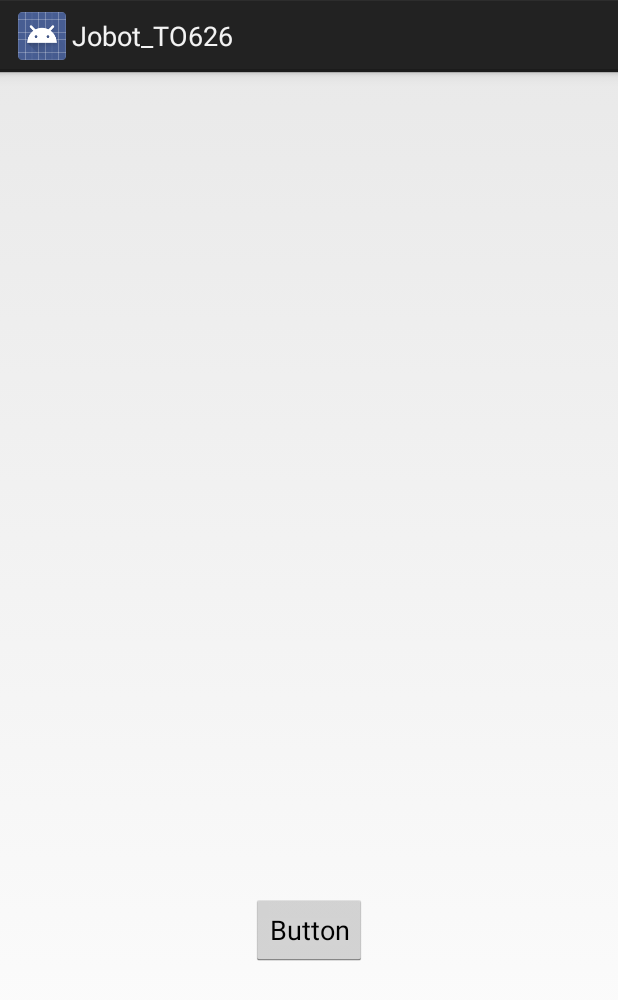
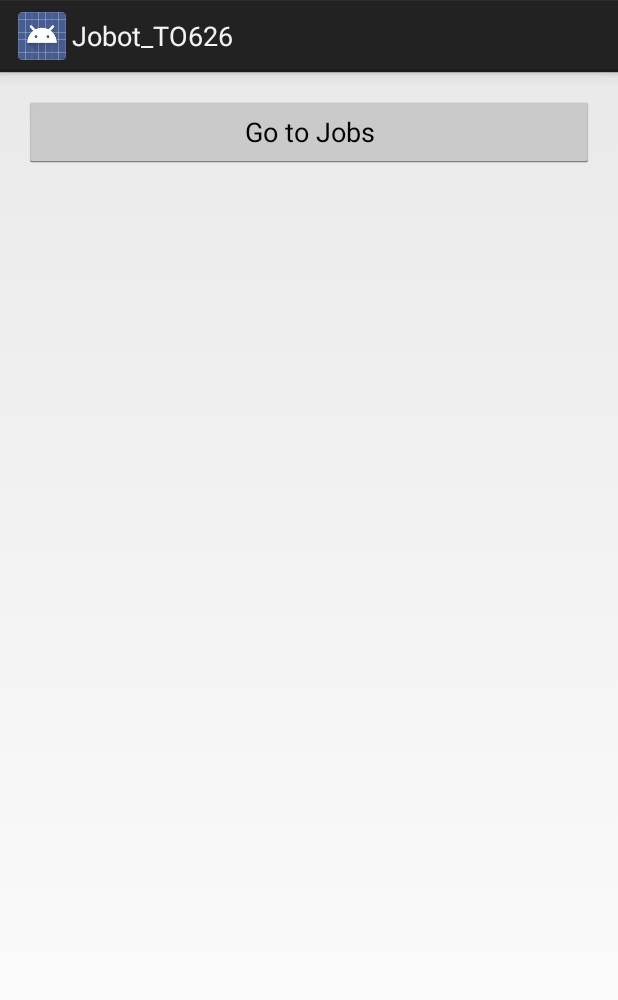
Before and after one commit to LeoSanada/Jobot_TO626, an Android app: the layout activity_assessment.xml on its own in the app's theme, with its tools: preview values and no code run, on a phone screen of 412 x 824 dp. Shown: the top 1000 px of the screen. Run offline under Robolectric (Android 15) with nearby library versions, the phone set to English and light mode, and no system bars.

Commit message:
Swiping and Scoring included.

```diff
--- a/app/src/main/res/layout/activity_assessment.xml
+++ b/app/src/main/res/layout/activity_assessment.xml
@@ -10,12 +10,52 @@
     android:paddingTop="@dimen/activity_vertical_margin"
     tools:context="com.example.ryo.jobot_to626.AssessmentActivity">
 
-    <Button
-        android:text="Button"
-        android:layout_width="wrap_content"
-        android:layout_height="wrap_content"
-        android:layout_alignParentBottom="true"
-        android:layout_centerHorizontal="true"
-        android:layout_marginBottom="164dp"
-        android:id="@+id/button" />
+    <LinearLayout
+        android:orientation="vertical"
+        android:layout_width="match_parent"
+        android:layout_height="match_parent"
+        android:layout_alignParentTop="true"
+        android:layout_alignParentLeft="true"
+        android:layout_alignParentStart="true">
+
+        <LinearLayout
+            android:orientation="vertical"
+            android:layout_width="match_parent"
+            android:layout_height="80dp">
+
+            <!--EditText
+                android:layout_width="match_parent"
+                android:layout_height="wrap_content"
+                android:inputType="textPersonName"
+                android:ems="10"
+                android:id="@+id/editTextQ"
+                android:hint="Question" /-->
+
+            <!--Button
+                android:text="Add question"
+                android:layout_width="match_parent"
+                android:layout_height="wrap_content"
+                android:id="@+id/buttonQ" /-->
+
+            <Button
+                android:text="Go to Jobs"
+                android:layout_width="match_parent"
+                android:layout_height="wrap_content"
+                android:id="@+id/buttonJobs" />
+        </LinearLayout>
+
+        <LinearLayout
+            android:orientation="vertical"
+            android:layout_width="match_parent"
+            android:layout_height="match_parent">
+
+            <android.support.v4.view.ViewPager
+                android:id="@+id/view_pager"
+                android:layout_height="match_parent"
+                android:layout_width="match_parent"
+                android:scrollbars="vertical"
+                android:scrollbarAlwaysDrawVerticalTrack="true" />
+        </LinearLayout>
+
+    </LinearLayout>
 </RelativeLayout>
--- a/app/src/main/res/layout/activity_basic.xml
+++ b/app/src/main/res/layout/activity_basic.xml
@@ -97,7 +97,9 @@
         android:hint="Email"
         android:layout_alignParentTop="true"
         android:layout_alignParentLeft="true"
-        android:layout_alignParentStart="true" />
+        android:layout_alignParentStart="true"
+        android:enabled="false"
+        android:clickable="false" />
 
     <EditText
         android:layout_width="match_parent"
--- a/app/src/main/res/values/strings.xml
+++ b/app/src/main/res/values/strings.xml
@@ -1,3 +1,5 @@
 <resources>
     <string name="app_name">Jobot_TO626</string>
+
+    <string name="hello_blank_fragment">Hello blank fragment</string>
 </resources>
```
Also changed, not shown: app/build.gradle (+4 -3 lines), app/src/main/java/com/example/ryo/jobot_to626/AssessmentActivity.java (+53 -2 lines), app/src/main/java/com/example/ryo/jobot_to626/Question.java (added, +22 -0 lines), app/src/main/java/com/example/ryo/jobot_to626/QuestionFragment.java (added, +221 -0 lines), app/src/main/java/com/example/ryo/jobot_to626/SwipeAdapter.java (added, +54 -0 lines), app/src/main/res/layout/fragment_question.xml (added, +48 -0 lines).
